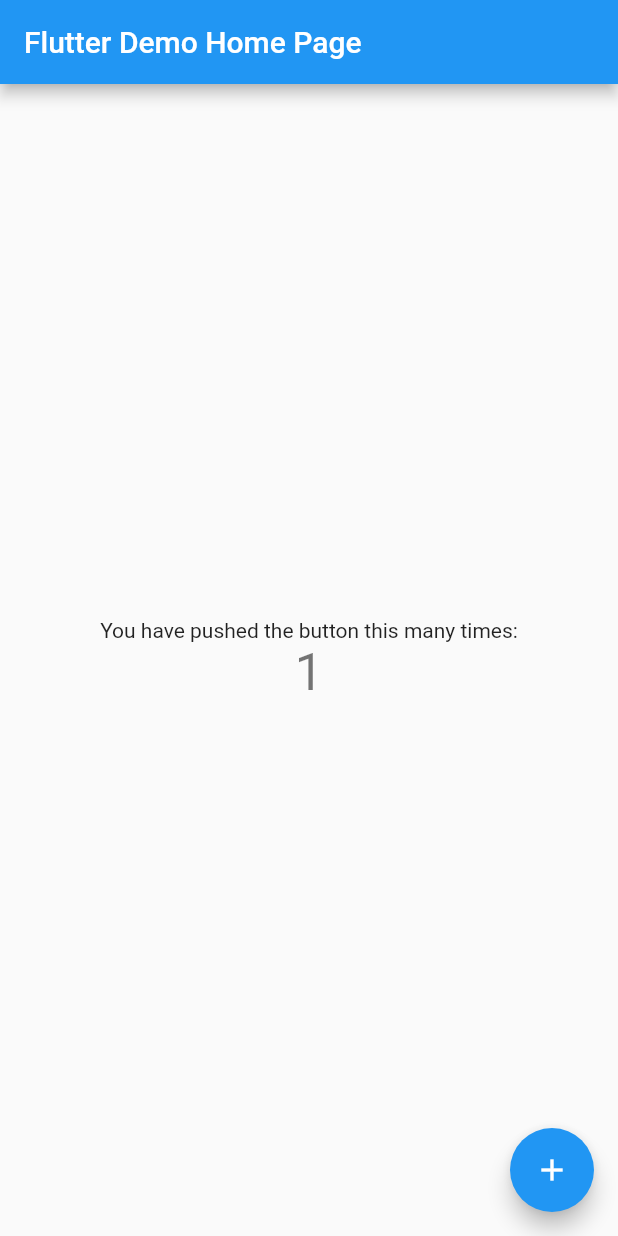
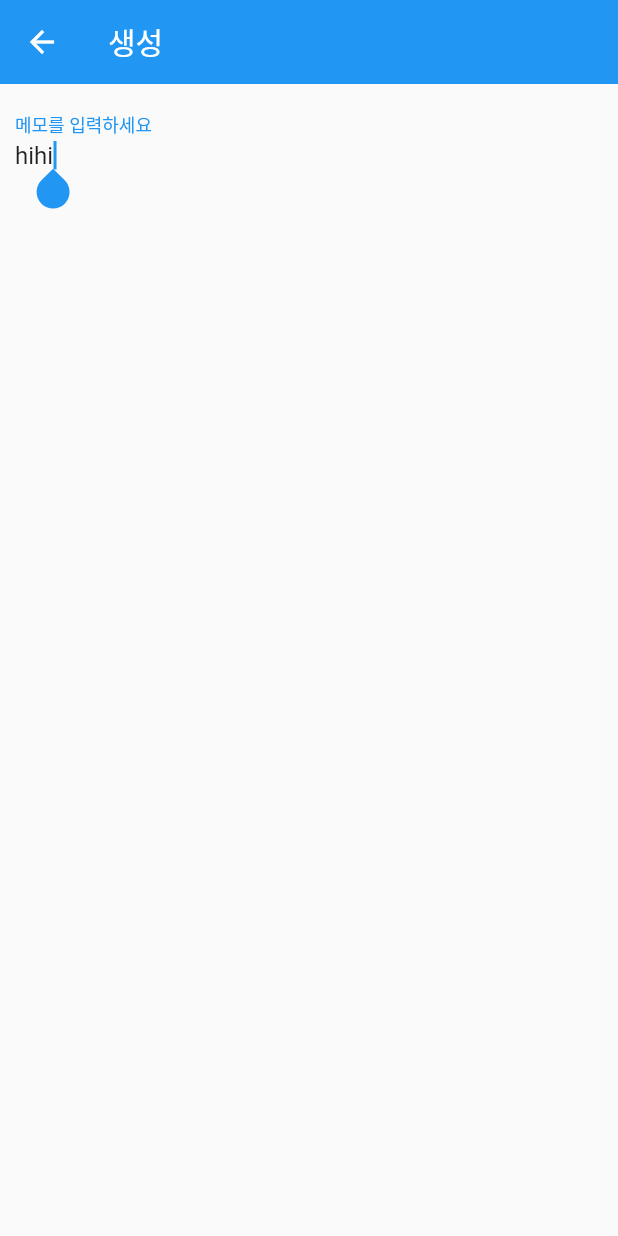
Before and after one commit to sky-build/FirebaseMemoApp, a Flutter app: the screen it shows after launch, after a tap on the "add" icon, on a phone screen of 412 x 824 dp. Run offline on Flutter 3.47's test engine with Material 2 defaults, Android fonts, the phone set to English and light mode, and no system bars.

Commit message:
add UI 구현

```diff
--- /dev/null
+++ b/lib/View/edit_memo/edit_memo.dart
@@ -0,0 +1,33 @@
+import 'package:flutter/material.dart';
+
+enum EditMemoType { add, edit }
+
+class EditMemo extends StatelessWidget {
+  EditMemo({Key? key}) : super(key: key);
+
+  final EditMemoType memoType = EditMemoType.edit;
+  final TextEditingController _controller = TextEditingController(text: 'hihi');
+
+  @override
+  Widget build(BuildContext context) {
+    return Scaffold(
+      appBar: AppBar(
+        title: Text(memoType == EditMemoType.edit ? '생성' : '수정'),
+        elevation: 0.0,
+      ),
+      body: Padding(
+        padding: const EdgeInsets.all(10.0),
+        child: TextField(
+          keyboardType: TextInputType.multiline,
+          maxLines: null,
+          autofocus: true,
+          controller: _controller,
+          decoration: const InputDecoration(
+            labelText: '메모를 입력하세요',
+            border: InputBorder.none,
+          ),
+        ),
+      ),
+    );
+  }
+}
--- /dev/null
+++ b/lib/View/home/home.dart
@@ -0,0 +1,74 @@
+import 'package:firebase_memo_app/View/edit_memo/edit_memo.dart';
+import 'package:flutter/material.dart';
+
+class MemoHome extends StatelessWidget {
+  const MemoHome({Key? key}) : super(key: key);
+
+  @override
+  Widget build(BuildContext context) {
+    return Scaffold(
+      appBar: AppBar(
+        title: const Text('홈'),
+        elevation: 0.0,
+        actions: [
+          IconButton(
+            onPressed: () {
+              Navigator.push(
+                context,
+                MaterialPageRoute(builder: (context) => EditMemo()),
+              );
+            },
+            icon: const Icon(Icons.add),
+          ),
+        ],
+      ),
+      body: Padding(
+        padding: const EdgeInsets.all(8.0),
+        child: ListView(
+          children: const [
+            MemoTableViewCell(),
+            MemoTableViewCell(),
+            MemoTableViewCell(),
+            MemoTableViewCell(),
+            MemoTableViewCell(),
+            MemoTableViewCell(),
+          ],
+        ),
+      ),
+    );
+  }
+}
+
+class MemoTableViewCell extends StatelessWidget {
+  const MemoTableViewCell({Key? key}) : super(key: key);
+
+  final String memoTitle = '메모 데이터';
+  final String generateDate = '생성일자';
+
+  @override
+  Widget build(BuildContext context) {
+    return Padding(
+      padding: const EdgeInsets.all(10),
+      child: Row(
+        mainAxisAlignment: MainAxisAlignment.spaceBetween,
+        children: [
+          Flexible(
+            child: Column(
+              children: [
+                Text(
+                  memoTitle,
+                  style: const TextStyle(fontSize: 20),
+                ),
+                Text(
+                  generateDate,
+                  style: const TextStyle(fontSize: 16),
+                ),
+              ],
+            ),
+          ),
+          const Icon(Icons.star_border),
+        ],
+      ),
+    );
+  }
+}
--- a/lib/main.dart
+++ b/lib/main.dart
@@ -1,3 +1,4 @@
+import 'package:firebase_memo_app/View/home/home.dart';
 import 'package:flutter/material.dart';
 
 void main() {
@@ -11,6 +12,7 @@ class MyApp extends StatelessWidget {
   @override
   Widget build(BuildContext context) {
     return MaterialApp(
+      debugShowCheckedModeBanner: false,
       title: 'Flutter Demo',
       theme: ThemeData(
         // This is the theme of your application.
@@ -24,92 +26,7 @@ class MyApp extends StatelessWidget {
         // is not restarted.
         primarySwatch: Colors.blue,
       ),
-      home: const MyHomePage(title: 'Flutter Demo Home Page'),
+      home: const MemoHome(),
     );
   }
 }
-
-class MyHomePage extends StatefulWidget {
-  const MyHomePage({Key? key, required this.title}) : super(key: key);
-
-  // This widget is the home page of your application. It is stateful, meaning
-  // that it has a State object (defined below) that contains fields that affect
-  // how it looks.
-
-  // This class is the configuration for the state. It holds the values (in this
-  // case the title) provided by the parent (in this case the App widget) and
-  // used by the build method of the State. Fields in a Widget subclass are
-  // always marked "final".
-
-  final String title;
-
-  @override
-  State<MyHomePage> createState() => _MyHomePageState();
-}
-
-class _MyHomePageState extends State<MyHomePage> {
-  int _counter = 0;
-
-  void _incrementCounter() {
-    setState(() {
-      // This call to setState tells the Flutter framework that something has
-      // changed in this State, which causes it to rerun the build method below
-      // so that the display can reflect the updated values. If we changed
-      // _counter without calling setState(), then the build method would not be
-      // called again, and so nothing would appear to happen.
-      _counter++;
-    });
-  }
-
-  @override
-  Widget build(BuildContext context) {
-    // This method is rerun every time setState is called, for instance as done
-    // by the _incrementCounter method above.
-    //
-    // The Flutter framework has been optimized to make rerunning build methods
-    // fast, so that you can just rebuild anything that needs updating rather
-    // than having to individually change instances of widgets.
-    return Scaffold(
-      appBar: AppBar(
-        // Here we take the value from the MyHomePage object that was created by
-        // the App.build method, and use it to set our appbar title.
-        title: Text(widget.title),
-      ),
-      body: Center(
-        // Center is a layout widget. It takes a single child and positions it
-        // in the middle of the parent.
-        child: Column(
-          // Column is also a layout widget. It takes a list of children and
-          // arranges them vertically. By default, it sizes itself to fit its
-          // children horizontally, and tries to be as tall as its parent.
-          //
-          // Invoke "debug painting" (press "p" in the console, choose the
-          // "Toggle Debug Paint" action from the Flutter Inspector in Android
-          // Studio, or the "Toggle Debug Paint" command in Visual Studio Code)
-          // to see the wireframe for each widget.
-          //
-          // Column has various properties to control how it sizes itself and
-          // how it positions its children. Here we use mainAxisAlignment to
-          // center the children vertically; the main axis here is the vertical
-          // axis because Columns are vertical (the cross axis would be
-          // horizontal).
-          mainAxisAlignment: MainAxisAlignment.center,
-          children: <Widget>[
-            const Text(
-              'You have pushed the button this many times:',
-            ),
-            Text(
-              '$_counter',
-              style: Theme.of(context).textTheme.headline4,
-            ),
-          ],
-        ),
-      ),
-      floatingActionButton: FloatingActionButton(
-        onPressed: _incrementCounter,
-        tooltip: 'Increment',
-        child: const Icon(Icons.add),
-      ), // This trailing comma makes auto-formatting nicer for build methods.
-    );
-  }
-}
```
